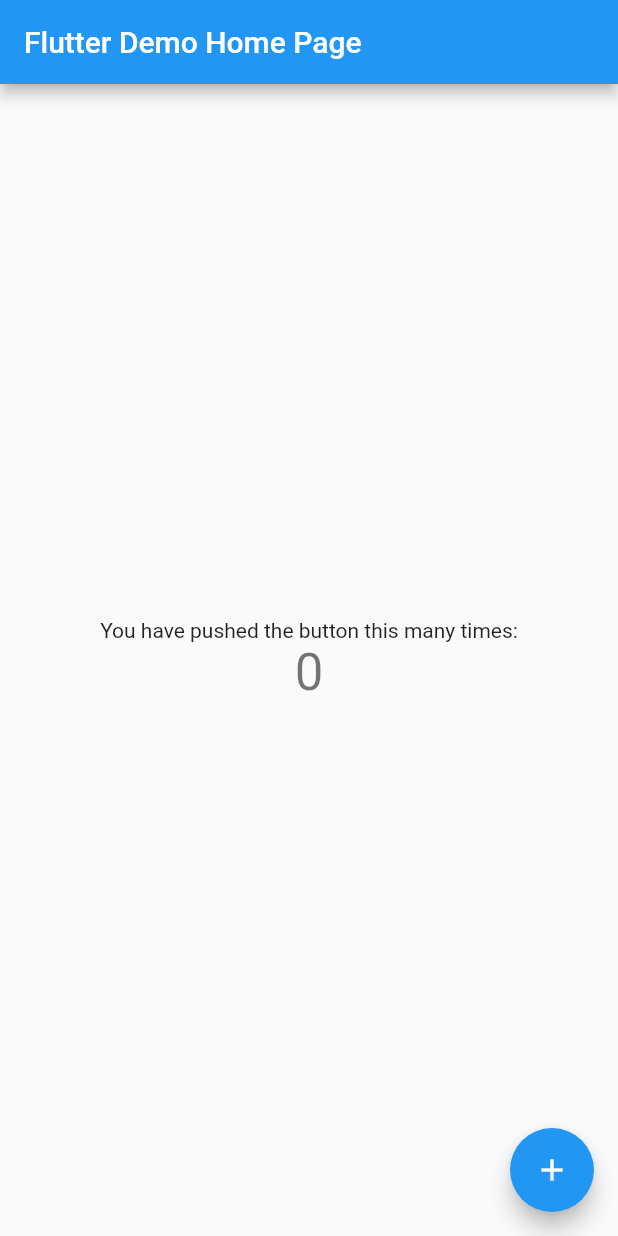
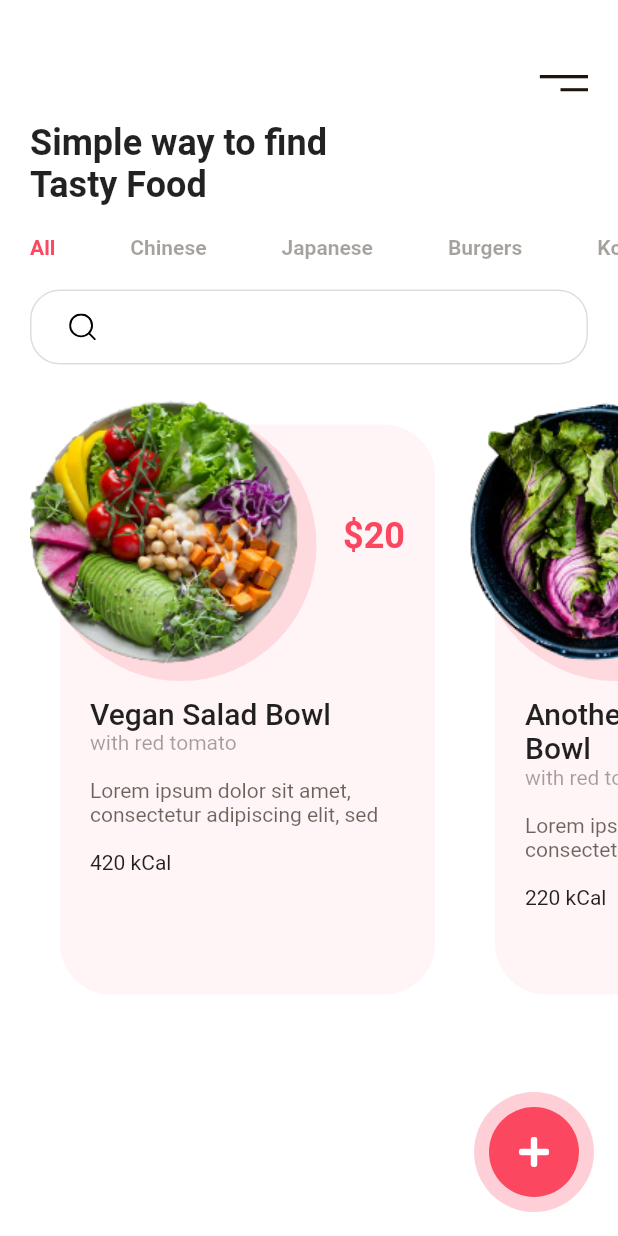
Before and after one commit to hpbyte/flutter_warm_ups, a Flutter app: the screen it shows after launch, on a phone screen of 412 x 824 dp. Run offline on Flutter 3.47's test engine with Material 2 defaults, Android fonts, the phone set to English and light mode, and no system bars; our stand-ins replace flutter_svg; Roboto replaces fonts that are missing (Poppins).

Commit message:
new: Home Screen with Food Card and Category Btns

```diff
--- /dev/null
+++ b/lib/constants.dart
@@ -0,0 +1,8 @@
+import 'package:flutter/material.dart';
+
+const kWhiteColor = Color(0xFFFFFFFF);
+const kBlackColor = Color(0xFF000000);
+const kTextColor = Color(0xFF1D150B);
+const kPrimaryColor = Color(0xFFFB475F);
+const kSecondaryColor = Color(0xFFF5E1CB);
+const kBorderColor = Color(0xFFDDDDDD);
--- /dev/null
+++ b/lib/details_screen.dart
@@ -0,0 +1,8 @@
+import 'package:flutter/material.dart';
+
+class DetailsScreen extends StatelessWidget {
+  @override
+  Widget build(BuildContext context) {
+    return Container();
+  }
+}
--- a/lib/main.dart
+++ b/lib/main.dart
@@ -1,117 +1,135 @@
 import 'package:flutter/material.dart';
+import 'package:flutter_svg/svg.dart';
+
+import 'package:warmups/constants.dart';
+import 'package:warmups/details_screen.dart';
+import 'package:warmups/widgets/category_title.dart';
+import 'package:warmups/widgets/food_cart.dart';
 
 void main() {
   runApp(MyApp());
 }
 
 class MyApp extends StatelessWidget {
-  // This widget is the root of your application.
   @override
   Widget build(BuildContext context) {
     return MaterialApp(
-      title: 'Flutter Demo',
+      title: 'Food Delivery App',
+      debugShowCheckedModeBanner: false,
       theme: ThemeData(
-        // This is the theme of your application.
-        //
-        // Try running your application with "flutter run". You'll see the
-        // application has a blue toolbar. Then, without quitting the app, try
-        // changing the primarySwatch below to Colors.green and then invoke
-        // "hot reload" (press "r" in the console where you ran "flutter run",
-        // or simply save your changes to "hot reload" in a Flutter IDE).
-        // Notice that the counter didn't reset back to zero; the application
-        // is not restarted.
-        primarySwatch: Colors.blue,
-        // This makes the visual density adapt to the platform that you run
-        // the app on. For desktop platforms, the controls will be smaller and
-        // closer together (more dense) than on mobile platforms.
-        visualDensity: VisualDensity.adaptivePlatformDensity,
+        fontFamily: 'Poppins',
+        primaryColor: kPrimaryColor,
+        scaffoldBackgroundColor: kWhiteColor,
+        textTheme: TextTheme(
+          headline5: TextStyle(fontWeight: FontWeight.bold),
+          button: TextStyle(fontWeight: FontWeight.bold),
+        ),
       ),
-      home: MyHomePage(title: 'Flutter Demo Home Page'),
+      home: HomeScreen(),
     );
   }
 }
 
-class MyHomePage extends StatefulWidget {
-  MyHomePage({Key key, this.title}) : super(key: key);
-
-  // This widget is the home page of your application. It is stateful, meaning
-  // that it has a State object (defined below) that contains fields that affect
-  // how it looks.
-
-  // This class is the configuration for the state. It holds the values (in this
-  // case the title) provided by the parent (in this case the App widget) and
-  // used by the build method of the State. Fields in a Widget subclass are
-  // always marked "final".
-
-  final String title;
-
-  @override
-  _MyHomePageState createState() => _MyHomePageState();
-}
-
-class _MyHomePageState extends State<MyHomePage> {
-  int _counter = 0;
-
-  void _incrementCounter() {
-    setState(() {
-      // This call to setState tells the Flutter framework that something has
-      // changed in this State, which causes it to rerun the build method below
-      // so that the display can reflect the updated values. If we changed
-      // _counter without calling setState(), then the build method would not be
-      // called again, and so nothing would appear to happen.
-      _counter++;
-    });
-  }
-
+class HomeScreen extends StatelessWidget {
   @override
   Widget build(BuildContext context) {
-    // This method is rerun every time setState is called, for instance as done
-    // by the _incrementCounter method above.
-    //
-    // The Flutter framework has been optimized to make rerunning build methods
-    // fast, so that you can just rebuild anything that needs updating rather
-    // than having to individually change instances of widgets.
     return Scaffold(
-      appBar: AppBar(
-        // Here we take the value from the MyHomePage object that was created by
-        // the App.build method, and use it to set our appbar title.
-        title: Text(widget.title),
-      ),
-      body: Center(
-        // Center is a layout widget. It takes a single child and positions it
-        // in the middle of the parent.
-        child: Column(
-          // Column is also a layout widget. It takes a list of children and
-          // arranges them vertically. By default, it sizes itself to fit its
-          // children horizontally, and tries to be as tall as its parent.
-          //
-          // Invoke "debug painting" (press "p" in the console, choose the
-          // "Toggle Debug Paint" action from the Flutter Inspector in Android
-          // Studio, or the "Toggle Debug Paint" command in Visual Studio Code)
-          // to see the wireframe for each widget.
-          //
-          // Column has various properties to control how it sizes itself and
-          // how it positions its children. Here we use mainAxisAlignment to
-          // center the children vertically; the main axis here is the vertical
-          // axis because Columns are vertical (the cross axis would be
-          // horizontal).
-          mainAxisAlignment: MainAxisAlignment.center,
-          children: <Widget>[
-            Text(
-              'You have pushed the button this many times:',
-            ),
-            Text(
-              '$_counter',
-              style: Theme.of(context).textTheme.headline4,
-            ),
-          ],
+      floatingActionButton: Container(
+        padding: EdgeInsets.all(10),
+        height: 80,
+        width: 80,
+        decoration: BoxDecoration(
+          shape: BoxShape.circle,
+          color: kPrimaryColor.withOpacity(.26),
+        ),
+        child: Container(
+          padding: EdgeInsets.all(20),
+          decoration: BoxDecoration(
+            shape: BoxShape.circle,
+            color: kPrimaryColor,
+          ),
+          child: SvgPicture.asset('assets/icons/plus.svg'),
         ),
       ),
-      floatingActionButton: FloatingActionButton(
-        onPressed: _incrementCounter,
-        tooltip: 'Increment',
-        child: Icon(Icons.add),
-      ), // This trailing comma makes auto-formatting nicer for build methods.
+      body: Column(
+        crossAxisAlignment: CrossAxisAlignment.start,
+        children: [
+          Padding(
+            padding: EdgeInsets.only(right: 20, top: 50),
+            child: Align(
+              alignment: Alignment.topRight,
+              child: SvgPicture.asset(
+                'assets/icons/menu.svg',
+                height: 11,
+              ),
+            ),
+          ),
+          Padding(
+            padding: EdgeInsets.all(20),
+            child: Text(
+              'Simple way to find \nTasty Food',
+              style: Theme.of(context).textTheme.headline5,
+            ),
+          ),
+          SingleChildScrollView(
+            scrollDirection: Axis.horizontal,
+            child: Row(
+              children: [
+                CategoryTitle(title: 'All', active: true),
+                CategoryTitle(title: 'Chinese'),
+                CategoryTitle(title: 'Japanese'),
+                CategoryTitle(title: 'Burgers'),
+                CategoryTitle(title: 'Korean'),
+              ],
+            ),
+          ),
+          Container(
+            alignment: Alignment.centerLeft,
+            margin: EdgeInsets.symmetric(vertical: 20, horizontal: 20),
+            padding: EdgeInsets.symmetric(vertical: 15, horizontal: 20),
+            height: 50,
+            decoration: BoxDecoration(
+              border: Border.all(color: kBorderColor),
+              borderRadius: BorderRadius.circular(20),
+            ),
+            child: SvgPicture.asset('assets/icons/search.svg'),
+          ),
+          SingleChildScrollView(
+            scrollDirection: Axis.horizontal,
+            child: Row(
+              children: [
+                FoodCard(
+                  title: 'Vegan Salad Bowl',
+                  description:
+                      'Lorem ipsum dolor sit amet, consectetur adipiscing elit, sed',
+                  image: 'assets/images/image_1.png',
+                  ingredients: 'with red tomato',
+                  calories: '420 kCal',
+                  price: 20,
+                  press: () {
+                    Navigator.push(
+                      context,
+                      MaterialPageRoute(
+                        builder: (context) => DetailsScreen(),
+                      ),
+                    );
+                  },
+                ),
+                FoodCard(
+                  title: 'Another Vegan Salad Bowl',
+                  description:
+                      'Lorem ipsum dolor sit amet, consectetur adipiscing elit, sed',
+                  image: 'assets/images/image_2.png',
+                  ingredients: 'with red tomato',
+                  calories: '220 kCal',
+                  price: 26,
+                ),
+                SizedBox(width: 20),
+              ],
+            ),
+          ),
+        ],
+      ),
     );
   }
 }
--- /dev/null
+++ b/lib/widgets/category_title.dart
@@ -0,0 +1,26 @@
+import 'package:flutter/material.dart';
+import 'package:warmups/constants.dart';
+
+class CategoryTitle extends StatelessWidget {
+  final bool active;
+  final String title;
+
+  CategoryTitle({
+    Key key,
+    this.active = false,
+    this.title,
+  }) : super(key: key);
+
+  @override
+  Widget build(BuildContext context) {
+    return Padding(
+      padding: EdgeInsets.only(left: 20, right: 30),
+      child: Text(
+        title,
+        style: Theme.of(context).textTheme.button.copyWith(
+              color: active ? kPrimaryColor : kTextColor.withOpacity(.4),
+            ),
+      ),
+    );
+  }
+}
--- /dev/null
+++ b/lib/widgets/food_cart.dart
@@ -0,0 +1,119 @@
+import 'package:flutter/material.dart';
+import 'package:warmups/constants.dart';
+
+class FoodCard extends StatelessWidget {
+  final String title;
+  final String description;
+  final String image;
+  final String ingredients;
+  final String calories;
+  final int price;
+  final Function press;
+
+  FoodCard({
+    Key key,
+    this.title,
+    this.description,
+    this.image,
+    this.ingredients,
+    this.calories,
+    this.price,
+    this.press,
+  }) : super(key: key);
+
+  @override
+  Widget build(BuildContext context) {
+    return GestureDetector(
+      onTap: press,
+      child: Container(
+        height: 400,
+        width: 270,
+        margin: EdgeInsets.only(left: 20),
+        child: Stack(
+          children: [
+            Positioned(
+              right: 0,
+              bottom: 0,
+              child: Container(
+                height: 380,
+                width: 250,
+                decoration: BoxDecoration(
+                  color: kPrimaryColor.withOpacity(.06),
+                  borderRadius: BorderRadius.circular(34),
+                ),
+              ),
+            ),
+            Positioned(
+              left: 10,
+              top: 10,
+              child: Container(
+                width: 181,
+                height: 181,
+                decoration: BoxDecoration(
+                  color: kPrimaryColor.withOpacity(.15),
+                  shape: BoxShape.circle,
+                ),
+              ),
+            ),
+            Positioned(
+              left: -50,
+              top: 0,
+              child: Container(
+                height: 184,
+                width: 276,
+                decoration: BoxDecoration(
+                  image: DecorationImage(
+                    image: AssetImage(image),
+                  ),
+                ),
+              ),
+            ),
+            Positioned(
+              right: 20,
+              top: 80,
+              child: Text(
+                '\$$price',
+                style: Theme.of(context)
+                    .textTheme
+                    .headline5
+                    .copyWith(color: kPrimaryColor),
+              ),
+            ),
+            Positioned(
+              top: 201,
+              left: 40,
+              child: Container(
+                width: 210,
+                child: Column(
+                  crossAxisAlignment: CrossAxisAlignment.start,
+                  children: [
+                    Text(
+                      title,
+                      style: Theme.of(context).textTheme.headline6,
+                    ),
+                    Text(
+                      ingredients,
+                      style: TextStyle(
+                        color: kTextColor.withOpacity(.4),
+                      ),
+                    ),
+                    SizedBox(height: 16),
+                    Text(
+                      description,
+                      maxLines: 4,
+                      style: TextStyle(
+                        color: kTextColor.withOpacity(.65),
+                      ),
+                    ),
+                    SizedBox(height: 16),
+                    Text(calories),
+                  ],
+                ),
+              ),
+            ),
+          ],
+        ),
+      ),
+    );
+  }
+}
```
Also changed, not shown: pubspec.yaml (+11 -8 lines), assets/fonts/Poppins/Poppins-Bold.ttf (added), assets/fonts/Poppins/Poppins-Medium.ttf (added), assets/fonts/Poppins/Poppins-Regular.ttf (added), assets/icons/backward.svg (added), assets/icons/bag.svg (added), assets/icons/forward.svg (added), assets/icons/menu.svg (added), assets/icons/plus.svg (added), assets/icons/search.svg (added), assets/images/image_1.png (added), assets/images/image_1_big.png (added), assets/images/image_2.png (added), pubspec.lock.
